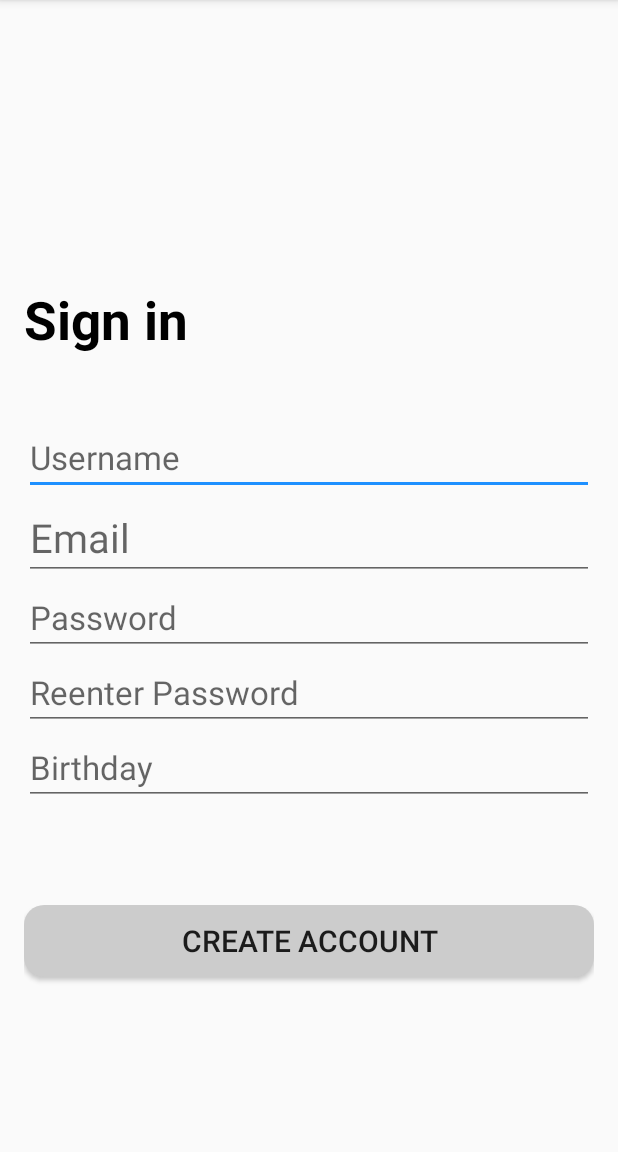
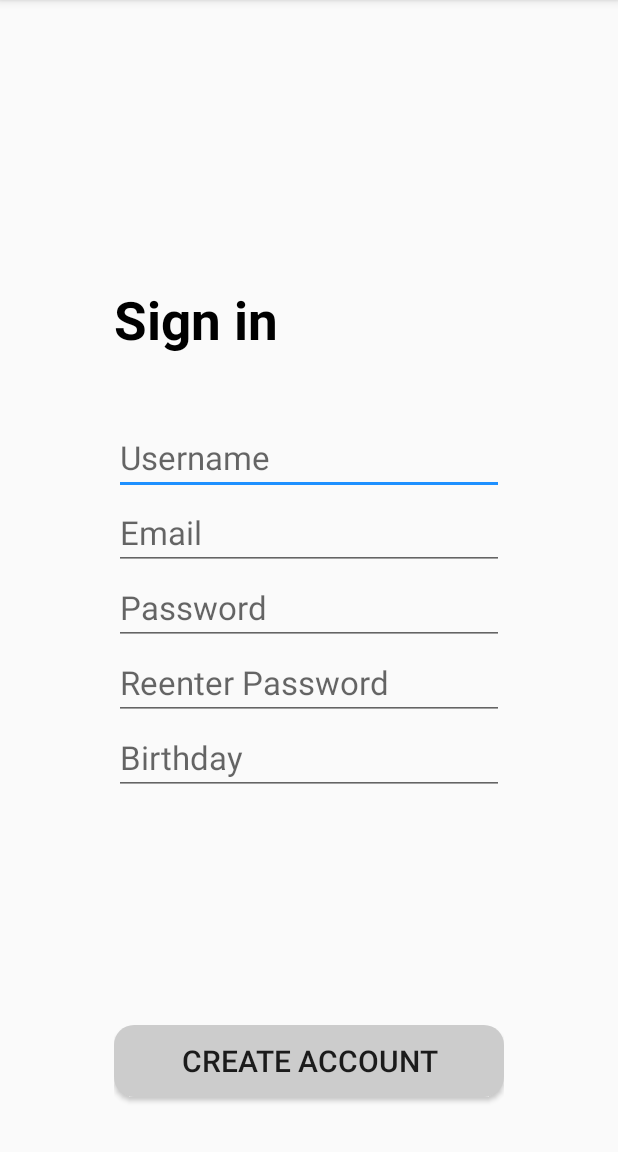
Before and after one commit to Paingouin/MCStuMeet, an Android app: the RegistrationInput screen opened directly, with no data from a screen before it, on a phone screen of 412 x 824 dp, the part 84-1236 px from its top. Run offline under Robolectric (Android 15) with nearby library versions, the phone set to English and light mode, and no system bars.

Commit message:
Registration

```diff
--- a/app/src/main/res/layout/activity_registration_input.xml
+++ b/app/src/main/res/layout/activity_registration_input.xml
@@ -14,6 +14,8 @@
         android:layout_width="match_parent"
         android:layout_height="match_parent"
         android:orientation="vertical"
+        android:paddingLeft="90px"
+        android:paddingRight="90px"
         android:layout_marginTop="260px">
 
         <TextView
@@ -36,7 +38,7 @@
         <EditText
             android:layout_width="match_parent"
             android:layout_height="wrap_content"
-            style="@style/textStyleRegistration"
+            style="@style/textStyleSignin"
             android:id="@+id/registration_email"
             android:inputType="text"
             android:hint="Email" />
@@ -70,7 +72,7 @@
         <Button
             android:layout_width="match_parent"
             android:layout_height="wrap_content"
-            android:layout_marginTop="100px"
+            android:layout_marginTop="230px"
             style="@style/buttonSize"
             android:background="@drawable/roundedbutton"
             android:id="@+id/registration_button"
--- a/app/src/main/res/layout/activity_registration_interests.xml
+++ b/app/src/main/res/layout/activity_registration_interests.xml
@@ -16,6 +16,8 @@
         android:layout_width="match_parent"
         android:layout_height="match_parent"
         android:orientation="vertical"
+        android:paddingLeft="90px"
+        android:paddingRight="90px"
         android:layout_marginTop="900px">
 
         <TextView
@@ -24,7 +26,7 @@
             android:id="@+id/interests_text"
             style="@style/textStyleRegistration"
             android:textAlignment="center"
-            android:layout_marginBottom="30px"
+            android:layout_marginBottom="80px"
             android:text="@string/interests_text"/>
 
         <Button
```
